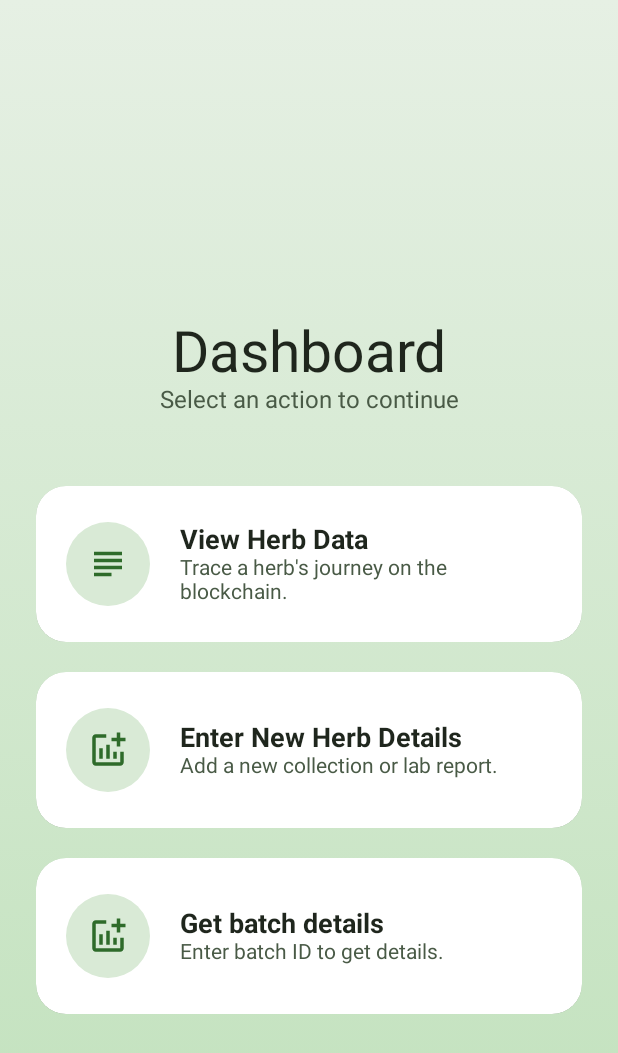
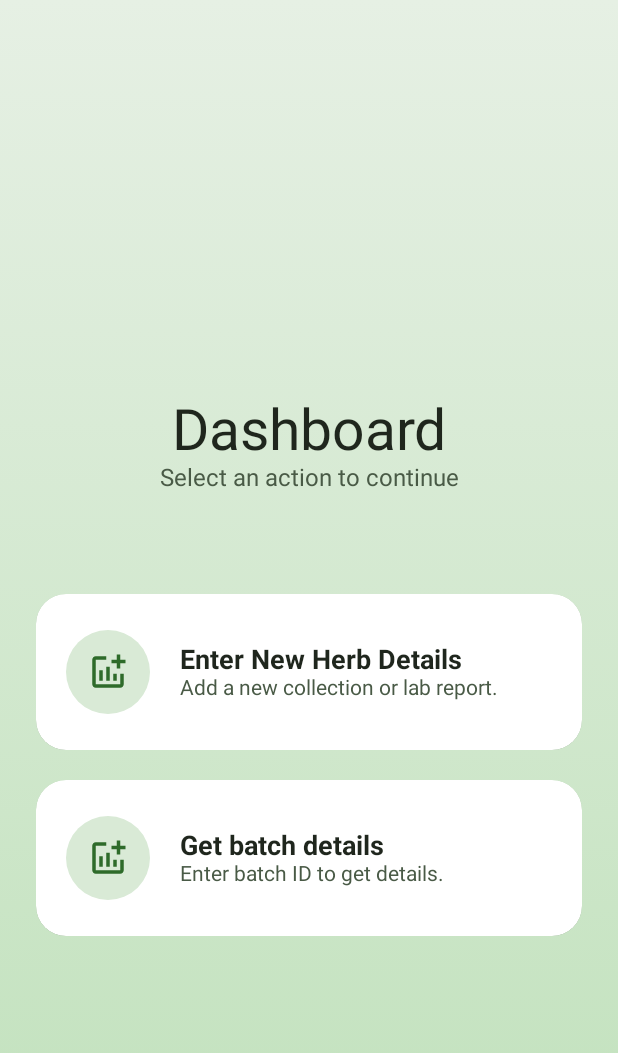
Before and after one commit to Hemang360/Snack_Overflow, an Android app built with Jetpack Compose: the @Preview function HerbActionScreenPreview, on a phone screen of 412 x 824 dp. Shown: the top 1053 px of the screen. Run offline under Robolectric (Android 15) with nearby library versions, the light colour scheme and no system bars.

Commit message:
remove view action button

```diff
--- a/app/src/main/java/com/snackoverflow/Ayurveda/ui/screens/QRDashboard.kt
+++ b/app/src/main/java/com/snackoverflow/Ayurveda/ui/screens/QRDashboard.kt
@@ -76,14 +76,6 @@ fun HerbActionScreen(navController: NavController) {
             Spacer(modifier = Modifier.height(48.dp))
 
             // --- Replaced Buttons with beautiful, descriptive Cards ---
-            ActionCard(
-                title = "View Herb Data",
-                description = "Trace a herb's journey on the blockchain.",
-                icon = Icons.AutoMirrored.Filled.Subject, // A more descriptive icon
-                onClick = {
-                    navController.navigate(Screen.Record.route)
-                }
-            )
 
             Spacer(modifier = Modifier.height(20.dp))
 
```
